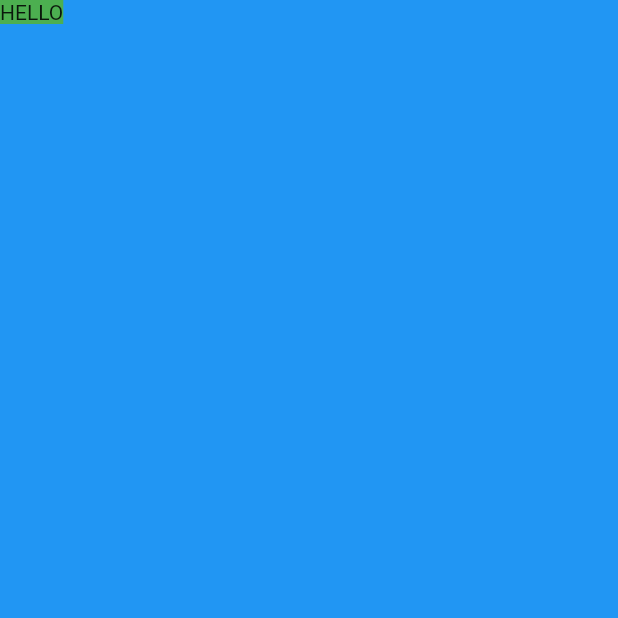
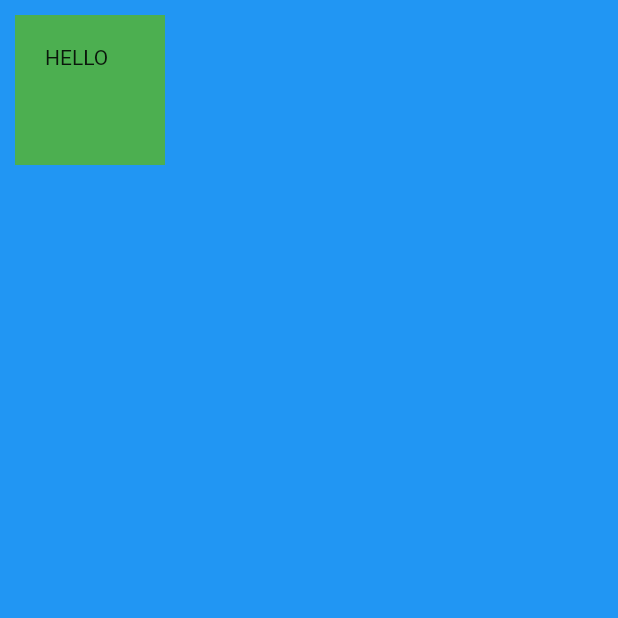
Before and after one commit to prakashsrv/flutter_app1, a Flutter app: the screen it shows after launch, on a phone screen of 412 x 824 dp, the top half of it. Run offline on Flutter 3.47's test engine with Material 2 defaults, Android fonts, the phone set to English and light mode, and no system bars.

Commit message:
MarginPadding

```diff
--- a/lib/main.dart
+++ b/lib/main.dart
@@ -10,6 +10,10 @@ class MyApp extends StatelessWidget {
         backgroundColor: Colors.blue,
            body: SafeArea(
              child: Container(
+               height: 100.0,
+               width: 100.0,
+               margin: EdgeInsets.all(10.0),
+               padding: EdgeInsets.all(20.0),
                color: Colors.green,
                child: Text("HELLO"),
              ),
```
